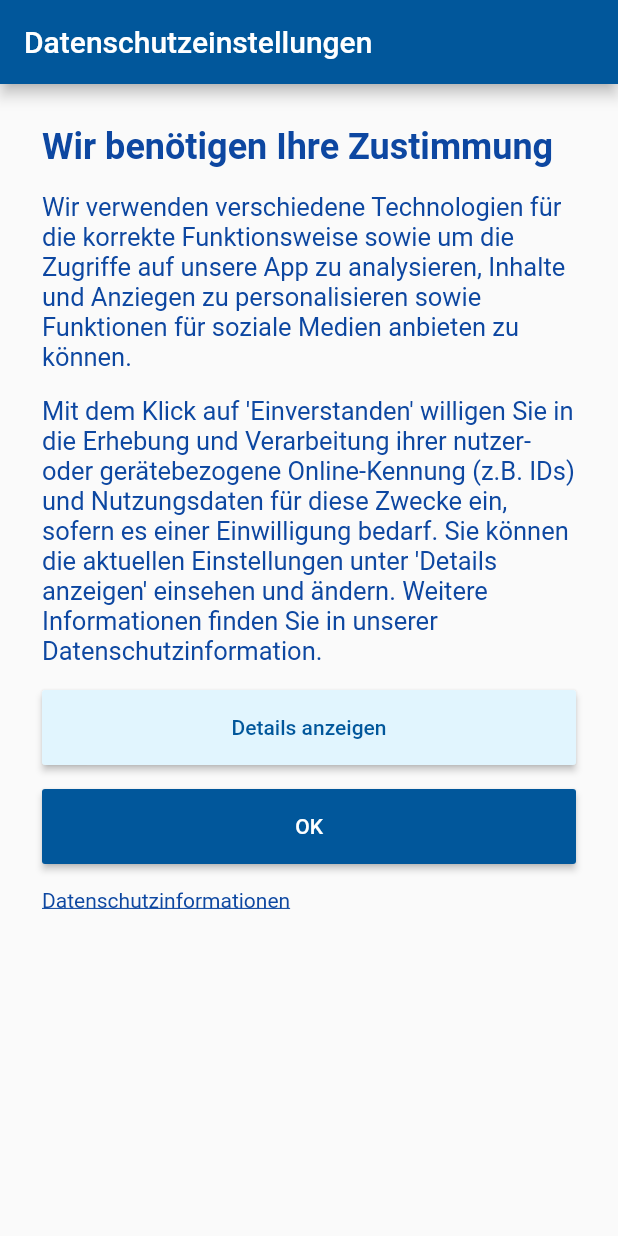
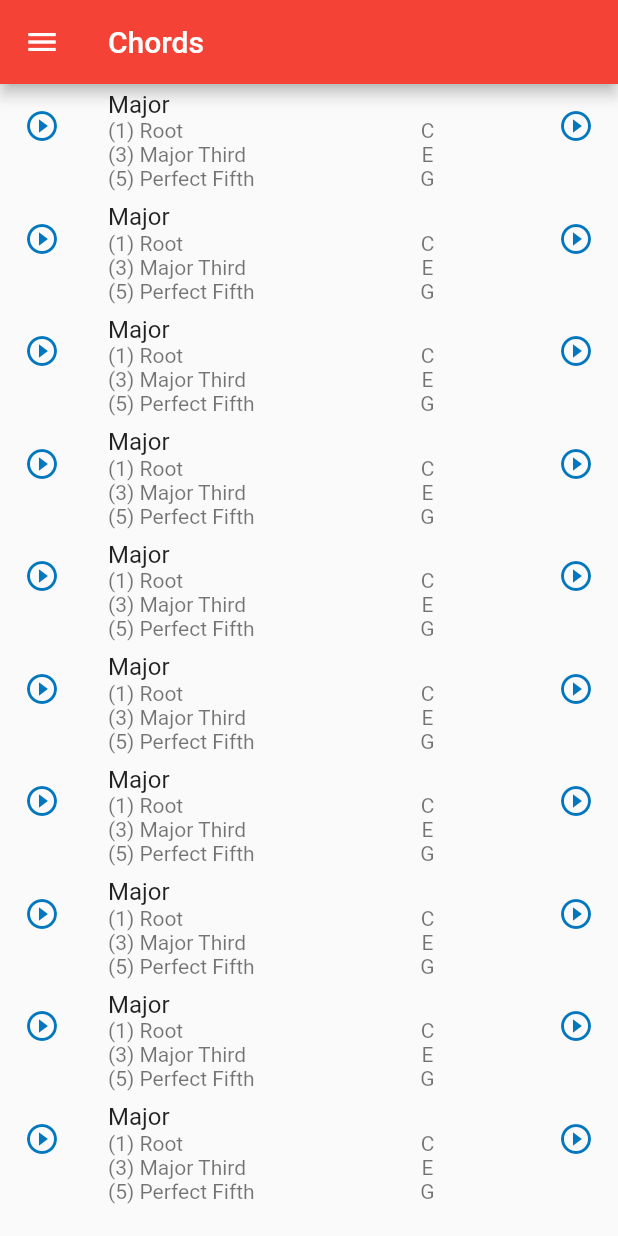
Before and after one commit to xPazone/flutter_ui_analyse_app, a Flutter app: the screen it shows after launch, on a phone screen of 412 x 824 dp. Run offline on Flutter 3.47's test engine with Material 2 defaults, Android fonts, the phone set to English and light mode, and no system bars.

```diff
--- a/lib/main.dart
+++ b/lib/main.dart
@@ -1,5 +1,6 @@
 import 'package:flutter/material.dart';
 import 'package:flutter_ui_analyse_app/screens/datenschutz_screen.dart';
+import 'package:flutter_ui_analyse_app/screens/listemusik_screen.dart';
 
 void main() => runApp(MyApp());
 
@@ -12,7 +13,7 @@ class MyApp extends StatelessWidget {
       theme: ThemeData(
         primarySwatch: Colors.blue,
       ),
-      home: DatenschutzScreen(),
+      home: ListeMusik(),
     );
   }
 }
--- /dev/null
+++ b/lib/screens/listemusik_screen.dart
@@ -0,0 +1,60 @@
+import 'package:flutter/material.dart';
+
+class ListeMusik extends StatefulWidget {
+  @override
+  _ListeMusikState createState() => _ListeMusikState();
+}
+
+class _ListeMusikState extends State<ListeMusik> {
+  List<ListTile> spalten =
+      [ListTile(
+        leading: Icon(Icons.play_circle_outline, color: Colors.lightBlue[800]),
+        title: Text("Major"),
+        subtitle: Row(
+        children: <Widget>[
+          Expanded(
+            child: Column(
+              crossAxisAlignment: CrossAxisAlignment.start,
+              children: <Widget>[
+                Text("(1) Root"),
+                Text("(3) Major Third"),
+                Text("(5) Perfect Fifth"),
+              ],
+            ),
+          ),
+          Expanded(
+            child: Column(
+              crossAxisAlignment: CrossAxisAlignment.center,
+              children: <Widget>[
+                Text("C"),
+                Text("E"),
+                Text("G"),
+              ],
+            ),
+          ),
+        ],
+        ),
+      trailing: Icon(Icons.play_circle_outline, color: Colors.lightBlue[800]),
+  )].toList();
+
+  @override
+  Widget build(BuildContext context) {
+    return Scaffold(
+      appBar: AppBar(
+          backgroundColor: Colors.red,
+          leading: IconButton(
+            icon: Icon(Icons.menu, color: Colors.white), // set your color here
+            onPressed: () {},
+          ),
+          title: Text("Chords")),
+      body: Container(
+        child: ListView.builder(
+          itemCount: 10,
+          itemBuilder: (context, index) {
+            return spalten[0];
+          },
+        ),
+      ),
+    );
+  }
+}
--- a/pubspec.yaml
+++ b/pubspec.yaml
@@ -42,7 +42,7 @@ flutter:
 
   # To add assets to your application, add an assets section, like this:
   # assets:
-  #  - images/a_dot_burr.jpeg
+  #  - assets/images/keyboard.jpg
   #  - images/a_dot_ham.jpeg
 
   # An image asset can refer to one or more resolution-specific "variants", see
```
Also changed, not shown: assets/images/keyboard.JPG (added).
